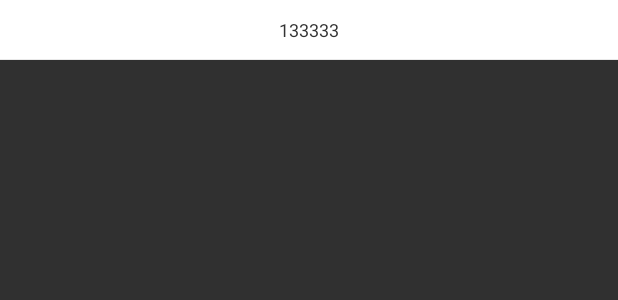
After one commit to hrdzkj/sample, an Android app: the layout item_dictionary_list_adapter.xml on its own in the app's theme, with its tools: preview values and no code run, on a phone screen of 412 x 824 dp. The commit adds this screen. Shown: the top 300 px of the screen. Run offline under Robolectric (Android 15) with nearby library versions, the phone set to English and light mode, and no system bars; network calls fail.

Commit message:
hun xiao

```diff
--- a/app/src/main/java/com/gxjfict/sample/utils/network/HttpConst.java
+++ b/app/src/main/java/com/gxjfict/sample/utils/network/HttpConst.java
@@ -5,9 +5,10 @@ package com.gxjfict.sample.utils.network;
  */
 public class HttpConst {
     public static String REQUEST_SUCCESS ="0";
-    public static String BASEURL="http://10.203.7.59:8080/gxqfyExam/";
+    public static String BASEURL="http://124.226.213.3:9090/";
 
 
-    public static String APP_LOGIN="common/studentLogin";
+    public static String APP_LOGIN="Account/StudentLogin";
+    public static String  GetCurrentLoginInformations="api/services/app/session/GetCurrentLoginInformations";
 
 }
--- a/app/src/main/res/layout/activity_login.xml
+++ b/app/src/main/res/layout/activity_login.xml
@@ -55,7 +55,7 @@
                 android:background="@null"
                 android:hint="请输入用户名"
                 android:paddingLeft="@dimen/size_20"
-                android:text="xiepengfei"
+                android:text="011080606"
                 android:textColor="@color/color_333333"
                 android:textColorHint="@color/color_C9C9C9"
                 android:textSize="@dimen/size_14" />
@@ -99,7 +99,7 @@
                 android:background="@null"
                 android:hint="请输入密码"
                 android:inputType="textPassword"
-                android:text="123"
+                android:text="MTIzNDU2"
                 android:paddingLeft="@dimen/size_20"
                 android:textColor="@color/color_333333"
                 android:textColorHint="@color/color_C9C9C9"
--- /dev/null
+++ b/app/src/main/res/layout/item_dictionary_list_adapter.xml
@@ -0,0 +1,30 @@
+<?xml version="1.0" encoding="utf-8"?>
+<LinearLayout xmlns:android="http://schemas.android.com/apk/res/android"
+    android:layout_width="match_parent"
+    android:layout_height="@dimen/size_40"
+    android:background="@color/app_white"
+    android:orientation="vertical">
+
+    <LinearLayout
+        android:layout_width="match_parent"
+        android:layout_height="0dp"
+        android:layout_weight="1"
+        android:orientation="vertical">
+
+        <TextView
+            android:id="@+id/textName"
+            android:layout_width="wrap_content"
+            android:layout_height="match_parent"
+            android:layout_gravity="center_horizontal"
+            android:gravity="center_vertical"
+            android:text="133333"
+            android:textColor="@color/color_333333"
+            android:textSize="@dimen/size_12" />
+    </LinearLayout>
+
+
+    <View
+        android:layout_width="match_parent"
+        android:layout_height="@dimen/split_size"
+        android:background="@color/color_e9e9e9" />
+</LinearLayout>
--- a/app/src/main/res/values/strings.xml
+++ b/app/src/main/res/values/strings.xml
@@ -1,3 +1,3 @@
 <resources>
-    <string name="app_name">广西区妇幼儿外科考试系统</string>
+    <string name="app_name">test</string>
 </resources>
--- a/build.gradle
+++ b/build.gradle
@@ -7,7 +7,7 @@ buildscript {
         jcenter()
     }
     dependencies {
-        classpath 'com.android.tools.build:gradle:3.2.1'
+        classpath 'com.android.tools.build:gradle:3.4.0'
         classpath 'me.tatarka:gradle-retrolambda:3.7.0'
 
         // NOTE: Do not place your application dependencies here; they belong
```
Also changed, not shown: app/build.gradle (+11 -4 lines), app/src/main/java/com/gxjfict/sample/base/DictionaryListAdapter.java (added, +69 -0 lines), app/src/main/java/com/gxjfict/sample/business/login/LoginActivity.java (+14 -20 lines), app/src/main/java/com/gxjfict/sample/business/main/HomeFragment.java (+27 -1 lines), app/src/main/java/com/gxjfict/sample/dialog/DictionaryPicker.java (added, +81 -0 lines), app/src/main/java/com/gxjfict/sample/utils/network/NetWork.java (+49 -46 lines), 3 other files.
